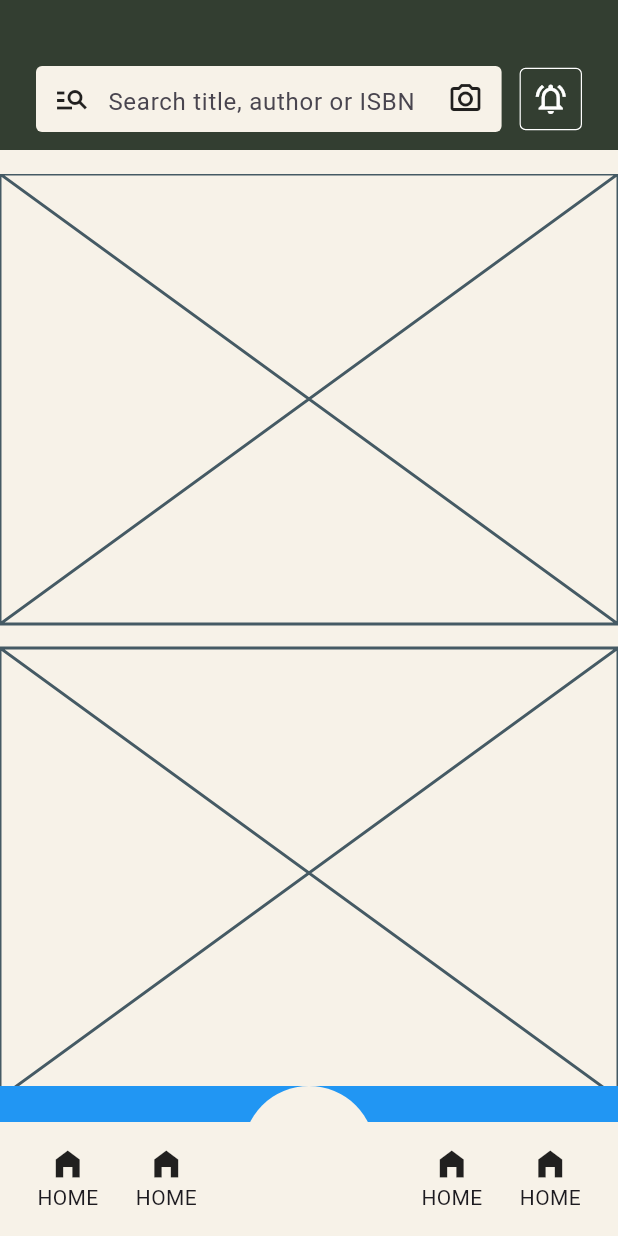
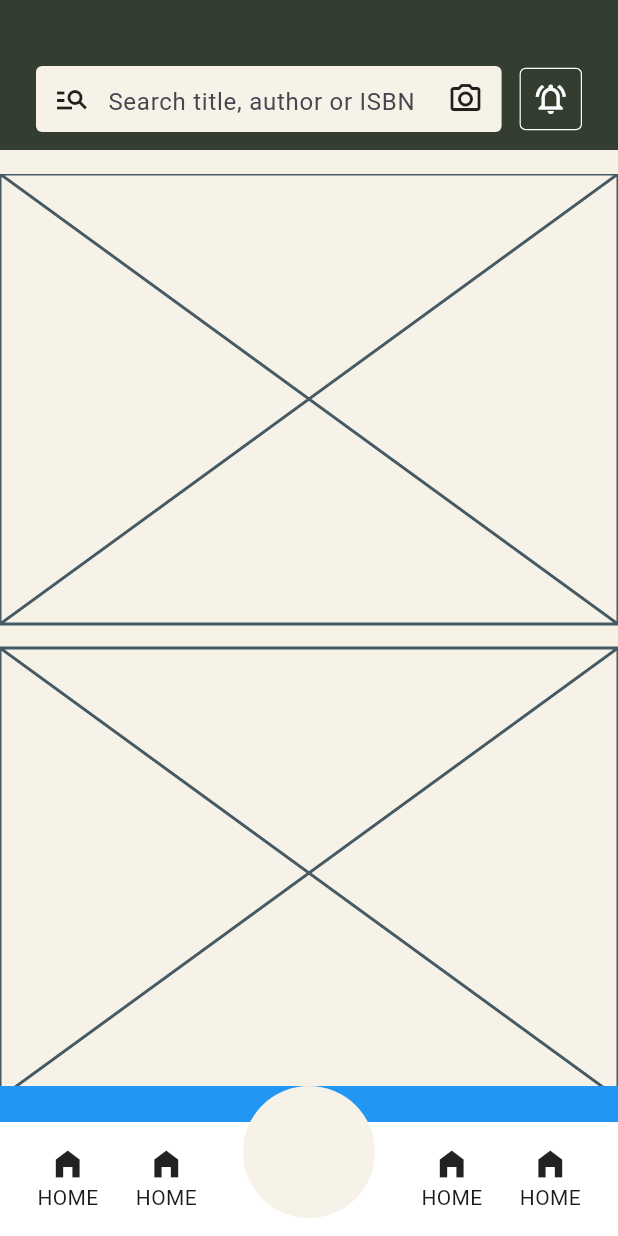
Before and after one commit to JAICHANGPARK/flutter_notebook_chapter_43, a Flutter app: the NewsFeedHomePage screen opened directly, on a phone screen of 412 x 824 dp. Run offline on Flutter 3.47's test engine with Material 3 defaults, Android fonts, the phone set to English and light mode, and no system bars; our stand-ins replace gap, hugeicons.

Commit message:
Update news_feed_home_page.dart

```diff
--- a/lib/ep2163_newsfeed_app/views/news_feed_home_page.dart
+++ b/lib/ep2163_newsfeed_app/views/news_feed_home_page.dart
@@ -135,7 +135,7 @@ class _NewsFeedHomePageState extends State<NewsFeedHomePage> {
                       bottom: 0,
                       child: Container(
                         padding: EdgeInsets.symmetric(horizontal: 24),
-                        color: Color.fromRGBO(247, 242, 232, 1),
+                        color: Colors.white,
                         child: Row(
                           crossAxisAlignment: CrossAxisAlignment.center,
                           spacing: 24,
```
